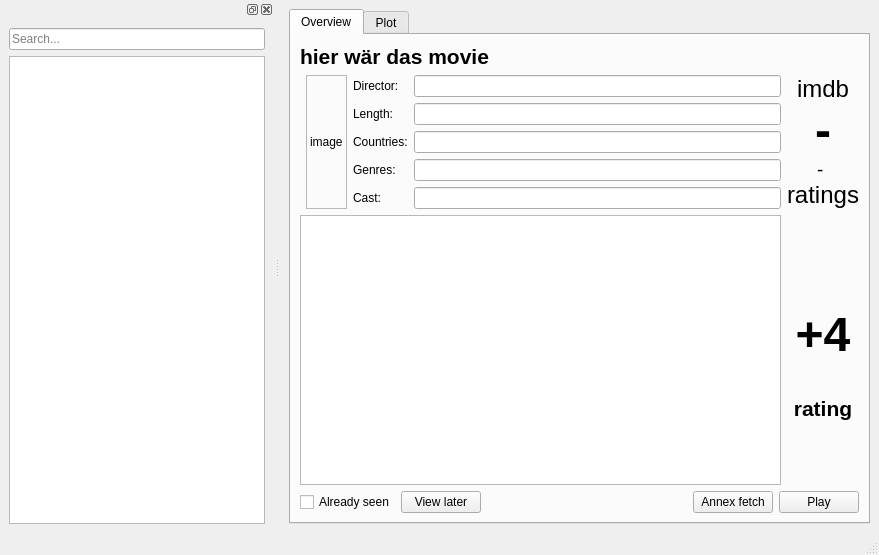
This is playground/qtgui.ui in bordstein/hamster as Qt 5 draws it before an edit. The edited form follows.
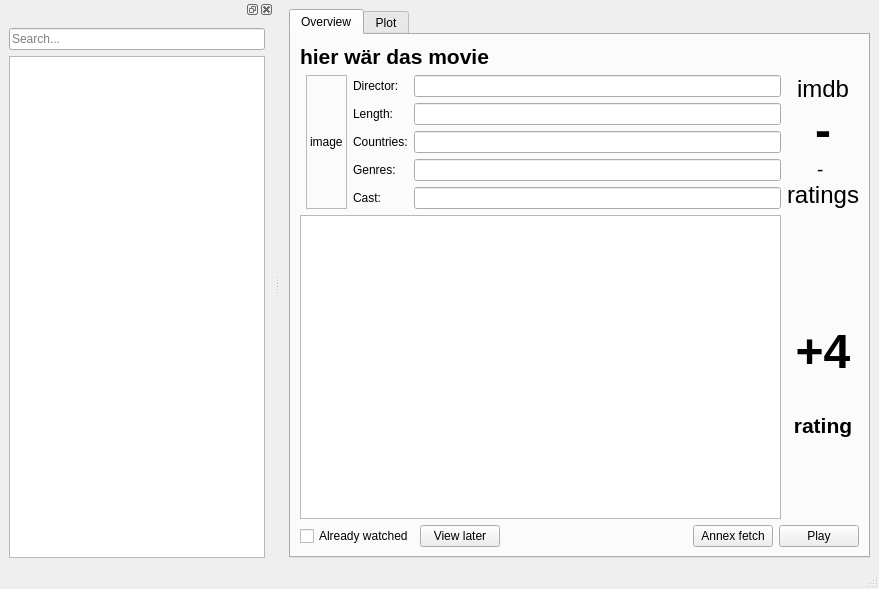
This is the edited form. Icons and pictures are not drawn.

Commit message: minor change of label text ("watch" is better than "seen")

Patch:
```diff
--- a/playground/qtgui.ui
+++ b/playground/qtgui.ui
@@ -7,7 +7,7 @@
     <x>0</x>
     <y>0</y>
     <width>879</width>
-    <height>555</height>
+    <height>589</height>
    </rect>
   </property>
   <property name="windowTitle">
@@ -123,7 +123,7 @@
           <item>
            <widget class="QCheckBox" name="checkBox">
             <property name="text">
-             <string>Already seen</string>
+             <string>Already watched</string>
             </property>
            </widget>
           </item>
```
